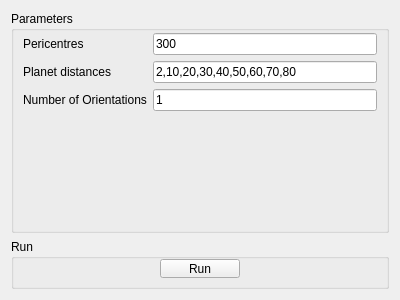
Qt form disruption-of-planetary-systems/_interface/inc/DPSInterfaceView.ui (robertapplin/Disruption-Of-Planetary-Systems) before a commit.
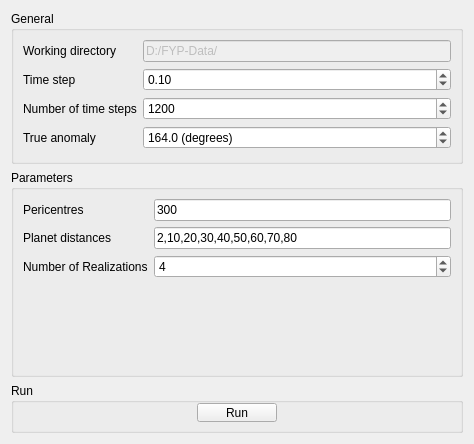
The same form after that commit.

```diff
--- a/disruption-of-planetary-systems/_interface/inc/DPSInterfaceView.ui
+++ b/disruption-of-planetary-systems/_interface/inc/DPSInterfaceView.ui
@@ -6,23 +6,124 @@
    <rect>
     <x>0</x>
     <y>0</y>
-    <width>400</width>
-    <height>300</height>
+    <width>474</width>
+    <height>444</height>
    </rect>
   </property>
   <property name="windowTitle">
    <string>Form</string>
   </property>
   <layout class="QVBoxLayout" name="verticalLayout">
+   <item>
+    <widget class="QGroupBox" name="gbGeneral">
+     <property name="title">
+      <string>General</string>
+     </property>
+     <layout class="QGridLayout" name="gridLayout_2">
+      <property name="bottomMargin">
+       <number>12</number>
+      </property>
+      <item row="0" column="2">
+       <widget class="QLineEdit" name="leDirectory">
+        <property name="enabled">
+         <bool>false</bool>
+        </property>
+        <property name="text">
+         <string>D:/FYP-Data/</string>
+        </property>
+        <property name="readOnly">
+         <bool>true</bool>
+        </property>
+       </widget>
+      </item>
+      <item row="0" column="0">
+       <widget class="QLabel" name="lbDirectory">
+        <property name="text">
+         <string>Working directory</string>
+        </property>
+       </widget>
+      </item>
+      <item row="2" column="0">
+       <widget class="QLabel" name="lbNumberOfTimeSteps">
+        <property name="text">
+         <string>Number of time steps</string>
+        </property>
+       </widget>
+      </item>
+      <item row="1" column="0">
+       <widget class="QLabel" name="lbTimeStep">
+        <property name="text">
+         <string>Time step</string>
+        </property>
+       </widget>
+      </item>
+      <item row="3" column="0">
+       <widget class="QLabel" name="lbTrueAnomaly">
+        <property name="text">
+         <string>True anomaly</string>
+        </property>
+       </widget>
+      </item>
+      <item row="2" column="2">
+       <widget class="QSpinBox" name="sbNumberOfTimeSteps">
+        <property name="minimum">
+         <number>1</number>
+        </property>
+        <property name="maximum">
+         <number>20000</number>
+        </property>
+        <property name="singleStep">
+         <number>200</number>
+        </property>
+        <property name="value">
+         <number>1200</number>
+        </property>
+       </widget>
+      </item>
+      <item row="1" column="2">
+       <widget class="QDoubleSpinBox" name="sbTimeStep">
+        <property name="minimum">
+         <double>0.000000000000000</double>
+        </property>
+        <property name="maximum">
+         <double>30.000000000000000</double>
+        </property>
+        <property name="singleStep">
+         <double>0.100000000000000</double>
+        </property>
+        <property name="value">
+         <double>0.100000000000000</double>
+        </property>
+       </widget>
+      </item>
+      <item row="3" column="2">
+       <widget class="QDoubleSpinBox" name="sbTrueAnomaly">
+        <property name="suffix">
+         <string> (degrees)</string>
+        </property>
+        <property name="decimals">
+         <number>1</number>
+        </property>
+        <property name="minimum">
+         <double>90.000000000000000</double>
+        </property>
+        <property name="maximum">
+         <double>179.900000000000006</double>
+        </property>
+        <property name="value">
+         <double>164.000000000000000</double>
+        </property>
+       </widget>
+      </item>
+     </layout>
+    </widget>
+   </item>
    <item>
     <widget class="QGroupBox" name="gbParameters">
      <property name="title">
       <string>Parameters</string>
      </property>
      <layout class="QGridLayout" name="gridLayout">
-      <property name="topMargin">
-       <number>2</number>
-      </property>
       <item row="1" column="0">
        <widget class="QLabel" name="lbPlanetDistances">
         <property name="text">
@@ -40,14 +141,7 @@
       <item row="2" column="0">
        <widget class="QLabel" name="lbPlanetDistances_2">
         <property name="text">
-         <string>Number of Orientations</string>
-        </property>
-       </widget>
-      </item>
-      <item row="2" column="1">
-       <widget class="QLineEdit" name="leNumberOrientations">
-        <property name="text">
-         <string>1</string>
+         <string>Number of Realizations</string>
         </property>
        </widget>
       </item>
@@ -78,6 +172,19 @@
         </property>
        </spacer>
       </item>
+      <item row="2" column="1">
+       <widget class="QSpinBox" name="sbNumberOfOrientations">
+        <property name="minimum">
+         <number>1</number>
+        </property>
+        <property name="maximum">
+         <number>100</number>
+        </property>
+        <property name="value">
+         <number>4</number>
+        </property>
+       </widget>
+      </item>
      </layout>
     </widget>
    </item>
```
